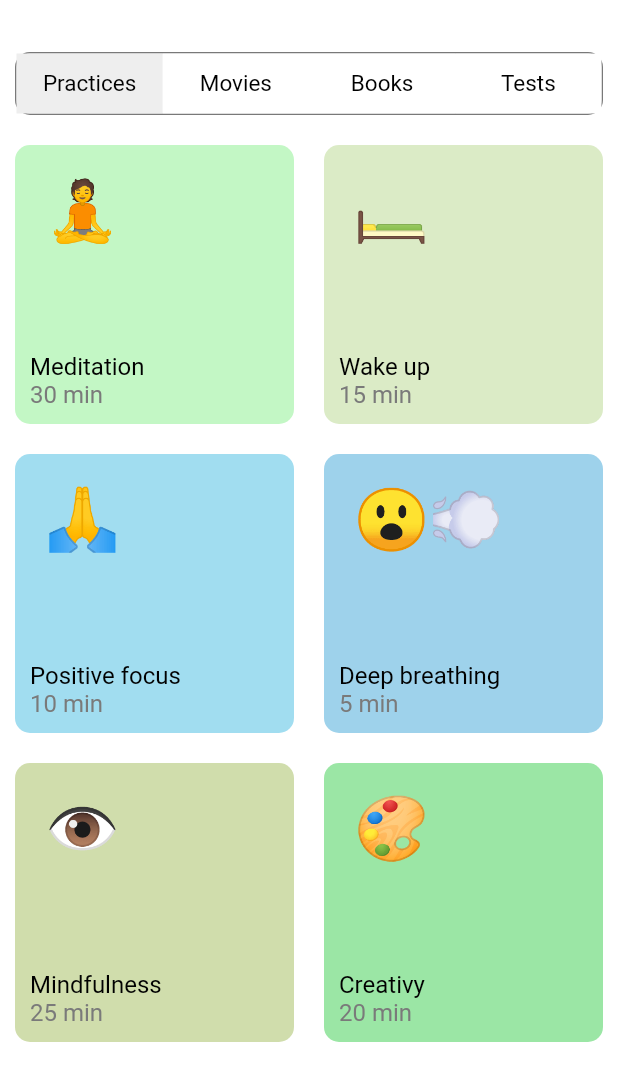
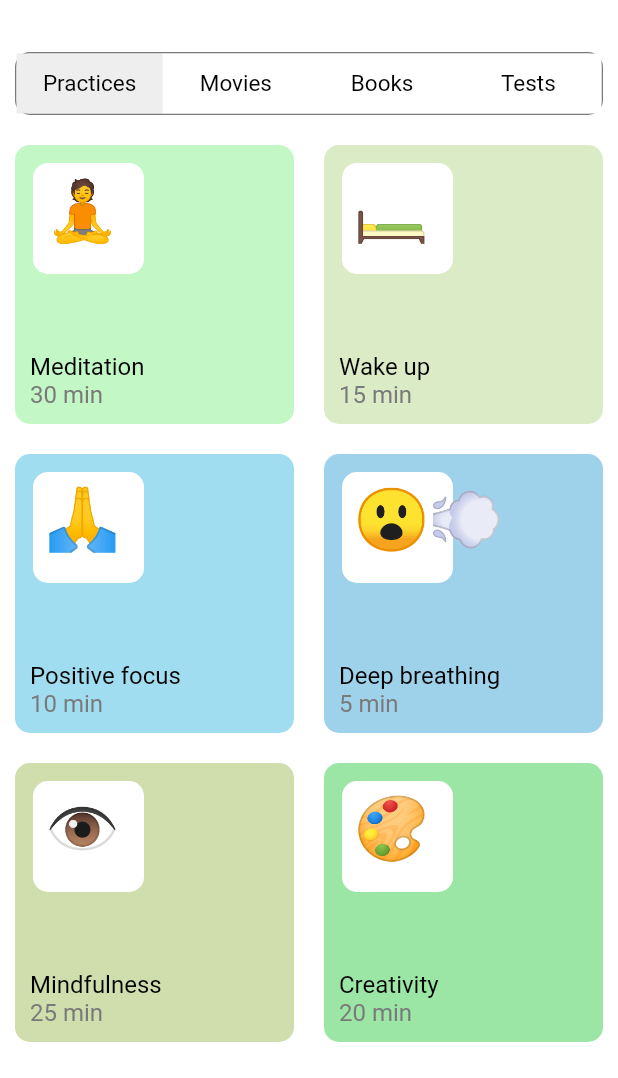
Before and after one commit to PatrickBritoK/selfcare, a Flutter app: the screen it shows after launch, on a phone screen of 412 x 824 dp, the part 158-1236 px from its top. Run offline on Flutter 3.47's test engine with Material 2 defaults, Android fonts, the phone set to English and light mode, and no system bars.

Commit message:
att container branco

```diff
--- a/lib/pages/home.dart
+++ b/lib/pages/home.dart
@@ -111,14 +111,23 @@ class PageHome extends StatelessWidget {
               children: <Widget>[
                 Container(
                   margin: const EdgeInsets.all(10),
+                  child: Container(
                     decoration: BoxDecoration(
                       color: const Color.fromARGB(255, 195, 247, 197),
                       borderRadius: BorderRadius.circular(10),
                     ),
-                  height: 100,
-                  width: 100,
                     child: Stack(
                       children: [
+                        Positioned.fill(
+                          child: Container(
+                            decoration: BoxDecoration(
+                              color: Colors.white,
+                              borderRadius: BorderRadius.circular(10),
+                            ),
+                            margin: const EdgeInsets.only(
+                                right: 100, bottom: 100, left: 12, top: 12),
+                          ),
+                        ),
                         const Padding(
                           padding: EdgeInsets.only(left: 20, top: 20),
                           child: Text(
@@ -134,8 +143,8 @@ class PageHome extends StatelessWidget {
                             children: const [
                               Text(
                                 "Meditation",
-                              style:
-                                  TextStyle(fontSize: 16, color: Colors.black),
+                                style: TextStyle(
+                                    fontSize: 16, color: Colors.black),
                               ),
                               Text(
                                 "30 min",
@@ -149,16 +158,26 @@ class PageHome extends StatelessWidget {
                       ],
                     ),
                   ),
+                ),
                 Container(
                   margin: const EdgeInsets.all(10),
+                  child: Container(
                     decoration: BoxDecoration(
                       color: const Color.fromARGB(255, 219, 235, 198),
                       borderRadius: BorderRadius.circular(10),
                     ),
-                  height: 100,
-                  width: 100,
                     child: Stack(
                       children: [
+                        Positioned.fill(
+                          child: Container(
+                            decoration: BoxDecoration(
+                              color: Colors.white,
+                              borderRadius: BorderRadius.circular(10),
+                            ),
+                            margin: const EdgeInsets.only(
+                                right: 100, bottom: 100, left: 12, top: 12),
+                          ),
+                        ),
                         const Padding(
                           padding: EdgeInsets.only(left: 20, top: 20),
                           child: Text(
@@ -174,8 +193,8 @@ class PageHome extends StatelessWidget {
                             children: const [
                               Text(
                                 "Wake up",
-                              style:
-                                  TextStyle(fontSize: 16, color: Colors.black),
+                                style: TextStyle(
+                                    fontSize: 16, color: Colors.black),
                               ),
                               Text(
                                 "15 min",
@@ -189,16 +208,26 @@ class PageHome extends StatelessWidget {
                       ],
                     ),
                   ),
+                ),
                 Container(
                   margin: const EdgeInsets.all(10),
+                  child: Container(
                     decoration: BoxDecoration(
                       color: const Color.fromARGB(255, 161, 221, 240),
                       borderRadius: BorderRadius.circular(10),
                     ),
-                  height: 100,
-                  width: 100,
                     child: Stack(
                       children: [
+                        Positioned.fill(
+                          child: Container(
+                            decoration: BoxDecoration(
+                              color: Colors.white,
+                              borderRadius: BorderRadius.circular(10),
+                            ),
+                            margin: const EdgeInsets.only(
+                                right: 100, bottom: 100, left: 12, top: 12),
+                          ),
+                        ),
                         const Padding(
                           padding: EdgeInsets.only(left: 20, top: 20),
                           child: Text(
@@ -214,8 +243,8 @@ class PageHome extends StatelessWidget {
                             children: const [
                               Text(
                                 "Positive focus",
-                              style:
-                                  TextStyle(fontSize: 16, color: Colors.black),
+                                style: TextStyle(
+                                    fontSize: 16, color: Colors.black),
                               ),
                               Text(
                                 "10 min",
@@ -229,16 +258,26 @@ class PageHome extends StatelessWidget {
                       ],
                     ),
                   ),
+                ),
                 Container(
                   margin: const EdgeInsets.all(10),
+                  child: Container(
                     decoration: BoxDecoration(
                       color: const Color.fromARGB(255, 158, 210, 235),
                       borderRadius: BorderRadius.circular(10),
                     ),
-                  height: 100,
-                  width: 100,
                     child: Stack(
                       children: [
+                        Positioned.fill(
+                          child: Container(
+                            decoration: BoxDecoration(
+                              color: Colors.white,
+                              borderRadius: BorderRadius.circular(10),
+                            ),
+                            margin: const EdgeInsets.only(
+                                right: 100, bottom: 100, left: 12, top: 12),
+                          ),
+                        ),
                         const Padding(
                           padding: EdgeInsets.only(left: 20, top: 20),
                           child: Text(
@@ -254,8 +293,8 @@ class PageHome extends StatelessWidget {
                             children: const [
                               Text(
                                 "Deep breathing",
-                              style:
-                                  TextStyle(fontSize: 16, color: Colors.black),
+                                style: TextStyle(
+                                    fontSize: 16, color: Colors.black),
                               ),
                               Text(
                                 "5 min",
@@ -269,16 +308,26 @@ class PageHome extends StatelessWidget {
                       ],
                     ),
                   ),
+                ),
                 Container(
                   margin: const EdgeInsets.all(10),
+                  child: Container(
                     decoration: BoxDecoration(
                       color: const Color.fromARGB(255, 208, 221, 172),
                       borderRadius: BorderRadius.circular(10),
                     ),
-                  height: 100,
-                  width: 100,
                     child: Stack(
                       children: [
+                        Positioned.fill(
+                          child: Container(
+                            decoration: BoxDecoration(
+                              color: Colors.white,
+                              borderRadius: BorderRadius.circular(10),
+                            ),
+                            margin: const EdgeInsets.only(
+                                right: 100, bottom: 100, left: 12, top: 12),
+                          ),
+                        ),
                         const Padding(
                           padding: EdgeInsets.only(left: 20, top: 20),
                           child: Text(
@@ -294,8 +343,8 @@ class PageHome extends StatelessWidget {
                             children: const [
                               Text(
                                 "Mindfulness",
-                              style:
-                                  TextStyle(fontSize: 16, color: Colors.black),
+                                style: TextStyle(
+                                    fontSize: 16, color: Colors.black),
                               ),
                               Text(
                                 "25 min",
@@ -309,16 +358,26 @@ class PageHome extends StatelessWidget {
                       ],
                     ),
                   ),
+                ),
                 Container(
                   margin: const EdgeInsets.all(10),
+                  child: Container(
                     decoration: BoxDecoration(
                       color: const Color.fromARGB(255, 155, 230, 165),
                       borderRadius: BorderRadius.circular(10),
                     ),
-                  height: 100,
-                  width: 100,
                     child: Stack(
                       children: [
+                        Positioned.fill(
+                          child: Container(
+                            decoration: BoxDecoration(
+                              color: Colors.white,
+                              borderRadius: BorderRadius.circular(10),
+                            ),
+                            margin: const EdgeInsets.only(
+                                right: 100, bottom: 100, left: 12, top: 12),
+                          ),
+                        ),
                         const Padding(
                           padding: EdgeInsets.only(left: 20, top: 20),
                           child: Text(
@@ -333,9 +392,9 @@ class PageHome extends StatelessWidget {
                             crossAxisAlignment: CrossAxisAlignment.start,
                             children: const [
                               Text(
-                              "Creativy",
-                              style:
-                                  TextStyle(fontSize: 16, color: Colors.black),
+                                "Creativity",
+                                style: TextStyle(
+                                    fontSize: 16, color: Colors.black),
                               ),
                               Text(
                                 "20 min",
@@ -349,6 +408,7 @@ class PageHome extends StatelessWidget {
                       ],
                     ),
                   ),
+                ),
               ],
             ),
           )
```
Lines whose indentation alone changed are shown as unchanged.
